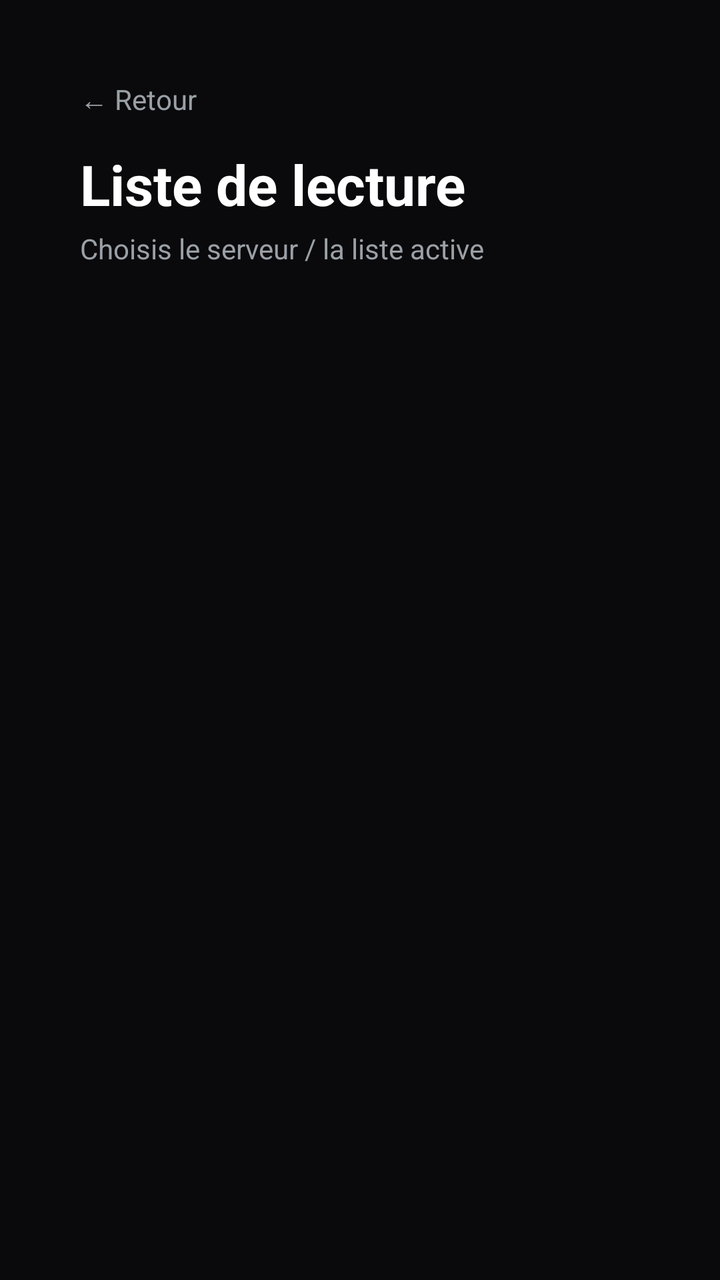
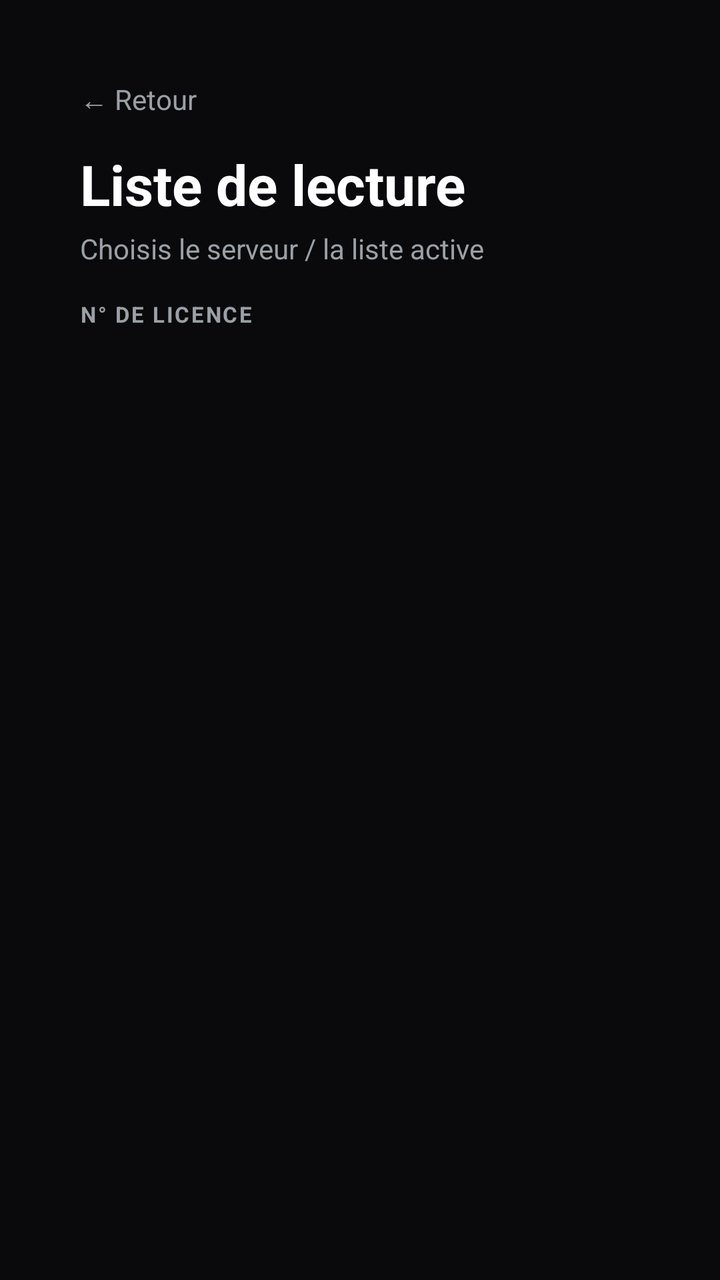

Before-and-after screenshots of an Android layout around one commit, followed by the original layout XML and the change that was made.
<!-- AndroidManifest.xml: application theme Theme.KZ -->
<!-- res/layout/activity_playlist_settings.xml -->
<?xml version="1.0" encoding="utf-8"?>
<LinearLayout xmlns:android="http://schemas.android.com/apk/res/android"
    android:layout_width="match_parent"
    android:layout_height="match_parent"
    android:orientation="vertical"
    android:background="@color/bg"
    android:padding="40dp">
    <TextView
        android:id="@+id/backBtn"
        android:layout_width="wrap_content"
        android:layout_height="wrap_content"
        android:text="\u2190 Retour"
        android:textColor="@color/muted"
        android:textSize="14sp"
        android:clickable="true"
        android:focusable="true"
        android:paddingBottom="14dp" />
    <TextView
        android:layout_width="wrap_content"
        android:layout_height="wrap_content"
        android:text="Liste de lecture"
        android:textColor="@color/text"
        android:textSize="28sp"
        android:textStyle="bold" />
    <TextView
        android:layout_width="wrap_content"
        android:layout_height="wrap_content"
        android:text="Choisis le serveur / la liste active"
        android:textColor="@color/muted"
        android:textSize="14sp"
        android:layout_marginTop="4dp"
        android:layout_marginBottom="20dp" />
    <ScrollView
        android:layout_width="match_parent"
        android:layout_height="0dp"
        android:layout_weight="1">
        <LinearLayout
            android:id="@+id/playlistContainer"
            android:layout_width="match_parent"
            android:layout_height="wrap_content"
            android:orientation="vertical" />
    </ScrollView>
</LinearLayout>
<!-- resources referenced by this layout -->
<resources>
  <color name="bg">#0A0A0C</color>
  <color name="muted">#9AA0A6</color>
  <color name="text">#FFFFFF</color>
  <style name="Theme.KZ" parent="Theme.Material3.DayNight.NoActionBar">
          <item name="android:windowBackground">@color/bg</item>
          <item name="android:statusBarColor">@color/bg</item>
          <item name="android:navigationBarColor">@color/bg</item>
          <item name="colorPrimary">@color/accent</item>
          <item name="colorOnPrimary">@color/text</item>
      </style>
  <color name="accent">#E50914</color>
</resources>

<!-- the commit's change to res/layout/activity_playlist_settings.xml (unified diff, before → after) -->
@@ -29,6 +29,24 @@
         android:textColor="@color/muted"
         android:textSize="14sp"
         android:layout_marginTop="4dp"
+        android:layout_marginBottom="16dp" />
+    <TextView
+        android:layout_width="wrap_content"
+        android:layout_height="wrap_content"
+        android:text="N\u00b0 DE LICENCE"
+        android:textColor="@color/muted"
+        android:textSize="11sp"
+        android:textStyle="bold"
+        android:letterSpacing="0.08"
+        android:layout_marginBottom="2dp" />
+    <TextView
+        android:id="@+id/licenseTv"
+        android:layout_width="wrap_content"
+        android:layout_height="wrap_content"
+        android:textColor="@color/accent"
+        android:textSize="22sp"
+        android:textStyle="bold"
+        android:letterSpacing="0.05"
         android:layout_marginBottom="20dp" />
     <ScrollView
         android:layout_width="match_parent"
